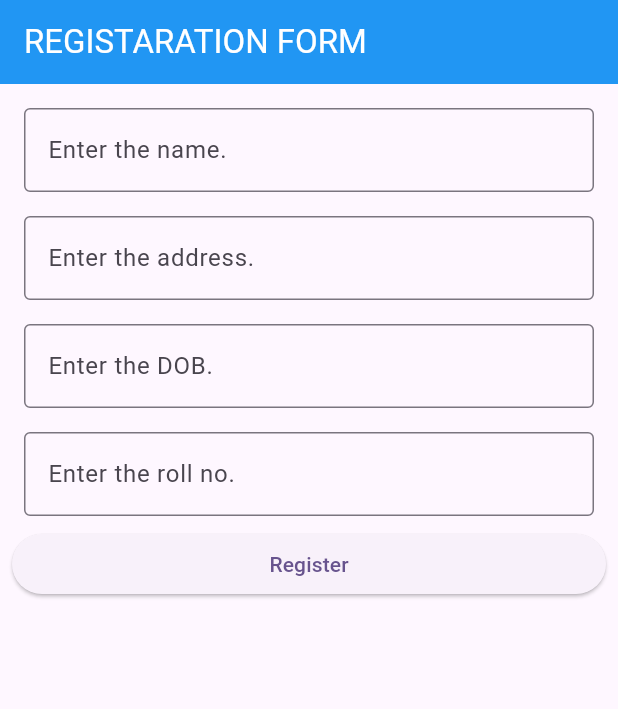
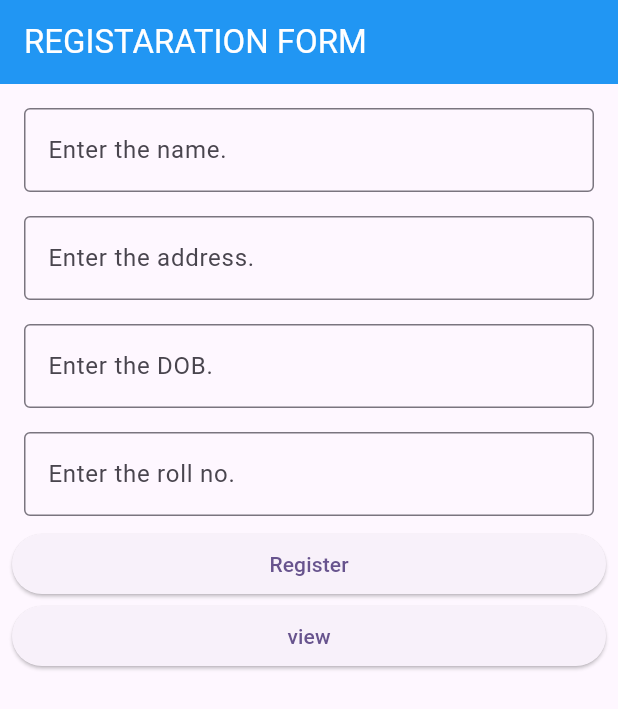
Before and after one commit to Prithvishankarmenon/Project--Flutter-internship, a Flutter app: the screen it shows after launch, after a tap on "Register", on a phone screen of 412 x 824 dp. Shown: the top 709 px of the screen. Run offline on Flutter 3.47's test engine with Material 3 defaults, Android fonts, the phone set to English and light mode, and no system bars; our stand-ins replace shared_preferences.

Commit message:
added changes

```diff
--- a/Flutter Project/sample_project/lib/register.dart
+++ b/Flutter Project/sample_project/lib/register.dart
@@ -1,5 +1,6 @@
 import 'package:flutter/material.dart';
 import 'package:sample_project/registerformmodalclass.dart';
+import 'package:sample_project/studentlist.dart';
 
 class registert extends StatefulWidget {
   const registert({super.key});
@@ -62,11 +63,17 @@ final dobcmd = TextEditingController();
               ),
               ElevatedButton(onPressed: (){
                 ModelForm student = ModelForm(namecmd.text, addresscmd.text, dobcmd.text, rollnocmd.text);
-                print(student.name);
-                print(student.address);
-                print(student.dob);
-                print(student.roll_no);
-              }, child: Text("Register"))
+                Column(children: [
+                  Text("Name is${student.name}"),
+                  Text("Address is${student.address}"),
+                  Text("DOB is${student.dob}"),
+                  Text("Roll NO is${student.roll_no}")
+                ],);
+              }, child: Text("Register")),
+
+              ElevatedButton(onPressed: () {
+                Navigator.push(context,MaterialPageRoute(builder: (context) => StudentListScreen()));
+              }, child: Text("view"))
           ],
         ),
       )
```
Also changed, not shown: Flutter Project/sample_project/lib/studentlist.dart (added, +21 -0 lines).
